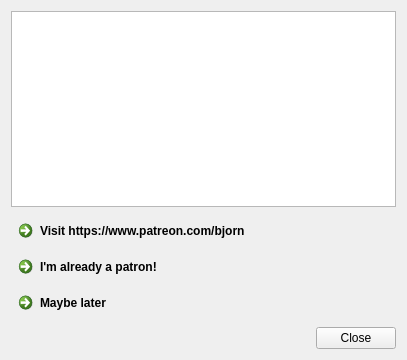
Above: src/tiled/patreondialog.ui from mapeditor/tiled before the change. Below: the same form after it.
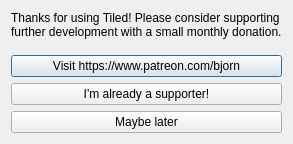
That is the form after the change.

Commit message:
Activate the Patreon dialog automatically after one month
When Tiled is used for at least a month and executed at least 7 times,
it will now notify the user that he could support the development of the
tool on Patreon.

The user can choose to suppress the reminder for some time or disable it
entirely, which should hopefully make this reminder acceptable.

Issue #1064

```diff
--- a/src/tiled/patreondialog.ui
+++ b/src/tiled/patreondialog.ui
@@ -6,42 +6,58 @@
    <rect>
     <x>0</x>
     <y>0</y>
-    <width>407</width>
-    <height>360</height>
+    <width>503</width>
+    <height>280</height>
    </rect>
   </property>
   <property name="windowTitle">
    <string>Become a Patron</string>
   </property>
   <layout class="QVBoxLayout" name="verticalLayout_2">
+   <property name="sizeConstraint">
+    <enum>QLayout::SetFixedSize</enum>
+   </property>
    <item>
-    <widget class="QTextBrowser" name="textBrowser">
-     <property name="styleSheet">
-      <string notr="true"/>
+    <widget class="QLabel" name="label">
+     <property name="text">
+      <string>Thanks for using Tiled! Please consider supporting further development with a small monthly donation.</string>
+     </property>
+     <property name="wordWrap">
+      <bool>true</bool>
      </property>
     </widget>
    </item>
+   <item>
+    <spacer name="verticalSpacer">
+     <property name="orientation">
+      <enum>Qt::Vertical</enum>
+     </property>
+     <property name="sizeHint" stdset="0">
+      <size>
+       <width>20</width>
+       <height>10</height>
+      </size>
+     </property>
+    </spacer>
+   </item>
    <item>
     <layout class="QVBoxLayout" name="verticalLayout">
-     <property name="spacing">
-      <number>0</number>
-     </property>
      <item>
-      <widget class="QCommandLinkButton" name="gotoPatreon">
+      <widget class="QPushButton" name="gotoPatreon">
        <property name="text">
         <string>Visit https://www.patreon.com/bjorn</string>
        </property>
       </widget>
      </item>
      <item>
-      <widget class="QCommandLinkButton" name="alreadyPatron">
+      <widget class="QPushButton" name="alreadyPatron">
        <property name="text">
-        <string>I'm already a patron!</string>
+        <string>I'm already a supporter!</string>
        </property>
       </widget>
      </item>
      <item>
-      <widget class="QCommandLinkButton" name="maybeLaterButton">
+      <widget class="QPushButton" name="maybeLaterButton">
        <property name="text">
         <string>Maybe later</string>
        </property>
@@ -49,16 +65,6 @@
      </item>
     </layout>
    </item>
-   <item>
-    <widget class="QDialogButtonBox" name="buttonBox">
-     <property name="orientation">
-      <enum>Qt::Horizontal</enum>
-     </property>
-     <property name="standardButtons">
-      <set>QDialogButtonBox::Close</set>
-     </property>
-    </widget>
-   </item>
   </layout>
  </widget>
  <resources/>
```
Left out of the diff: 51 changed lines with no effect on the pictures. The commit also changes 5 other files.
